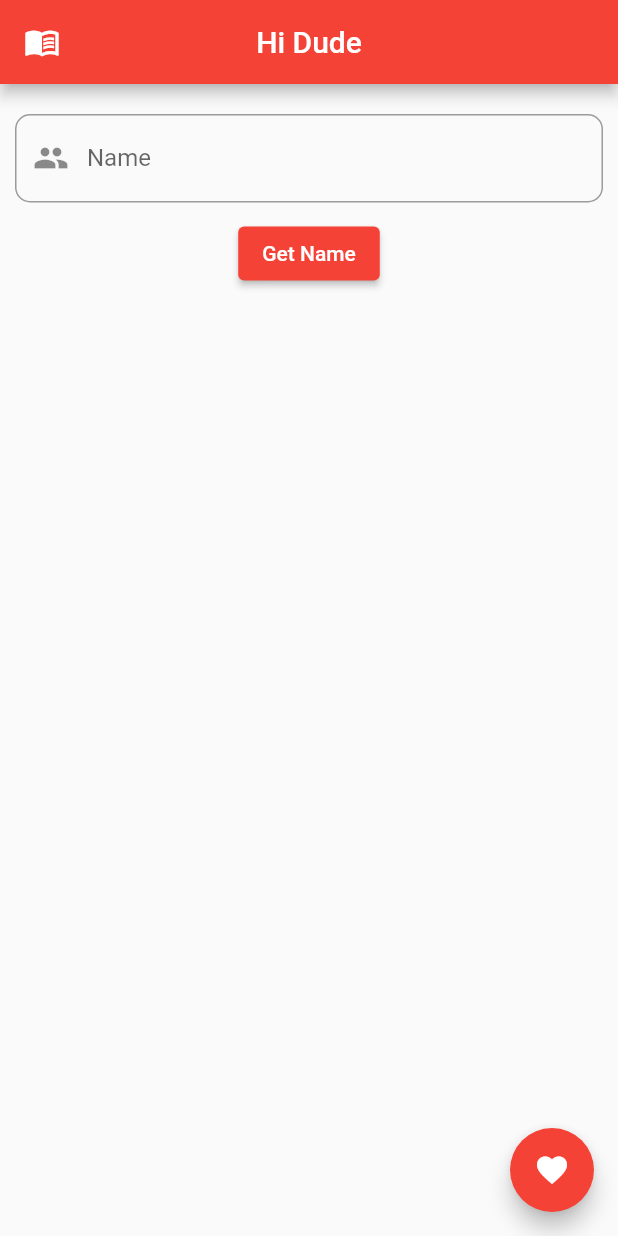
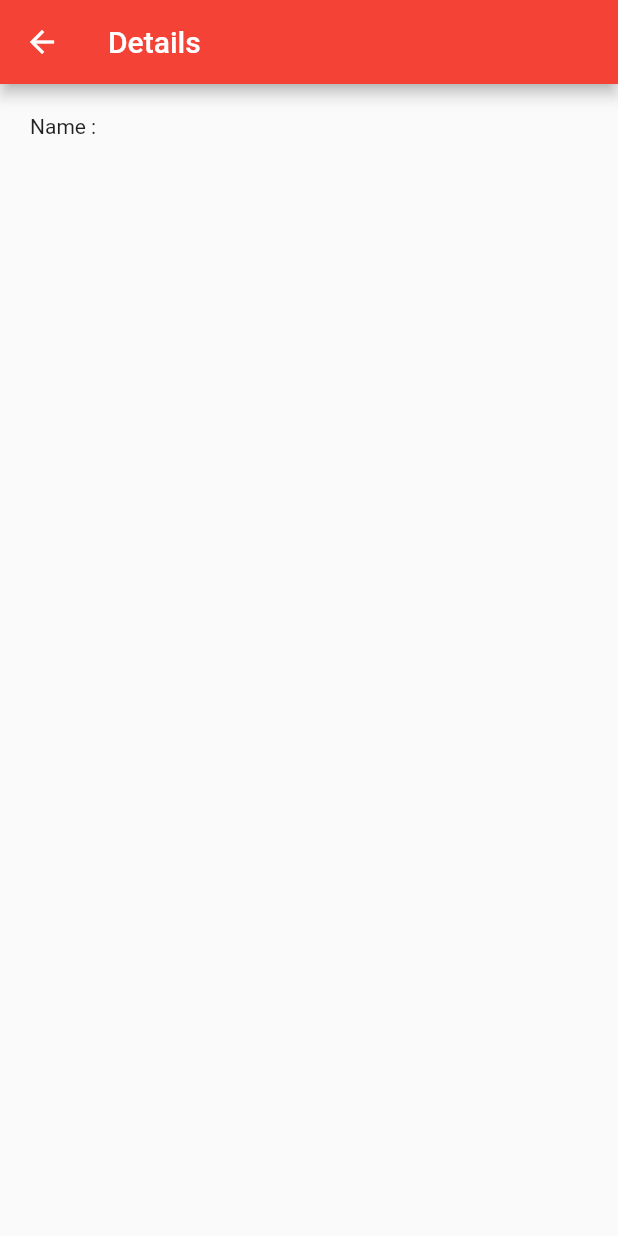
Before and after one commit to BoppeCharan/FlutterPractice, a Flutter app: the screen it shows after launch, after a tap on "Get Name", on a phone screen of 412 x 824 dp. Run offline on Flutter 3.47's test engine with Material 2 defaults, Android fonts, the phone set to English and light mode, and no system bars; our stand-ins replace fluttertoast.

Commit message:
Added Page Navigation with data

```diff
--- a/lib/screens/page_one.dart
+++ b/lib/screens/page_one.dart
@@ -2,6 +2,7 @@
 
 import 'package:flutter/material.dart';
 import 'package:fluttertoast/fluttertoast.dart';
+import 'package:hello_world/screens/page_two.dart';
 
 // ignore: camel_case_types
 class Page_One extends StatelessWidget {
@@ -48,16 +49,13 @@ class Page_One extends StatelessWidget {
         timeInSecForIosWeb: 1,
         backgroundColor: Colors.red,
         textColor: Colors.white,
-        fontSize: 16.0
-    );
+        fontSize: 16.0);
   }
 
-  _showAlertDialouge(context){
-
-    var alertDialouge =  AlertDialog(
+  _showAlertDialouge(context) {
+    var alertDialouge = AlertDialog(
       title: const Text("Thanks!"),
       content: const Text("Much need this Kind of LOVE"),
-
       actions: [
         GestureDetector(
           child: const Text('Close'),
@@ -68,9 +66,11 @@ class Page_One extends StatelessWidget {
       ],
     );
 
-    showDialog(context: context, builder: (BuildContext context) {
-      return alertDialouge;
-    });
+    showDialog(
+        context: context,
+        builder: (BuildContext context) {
+          return alertDialouge;
+        });
   }
 }
 
@@ -104,8 +104,12 @@ class MyBodyText extends StatelessWidget {
           const SizedBox(height: 10),
           ElevatedButton(
             onPressed: () {
-              print("Entered Name is : " + controller.text);
-              controller.clear();
+              Navigator.push(
+                  context,
+                  MaterialPageRoute(
+                      builder: (context) =>
+                          SecondScreen(name: controller.text)));
+              // controller.clear();
             },
             child: const Text("Get Name"),
           )
--- /dev/null
+++ b/lib/screens/page_two.dart
@@ -0,0 +1,22 @@
+import 'package:flutter/material.dart';
+
+// ignore: must_be_immutable
+class SecondScreen extends StatelessWidget {
+  String name;
+  SecondScreen({super.key, required this.name});
+
+  @override
+  Widget build(BuildContext context) {
+    return Scaffold(
+      appBar: AppBar(
+        title: const Text("Details"),
+      ),
+      body: Container(
+        margin: const EdgeInsets.all(20.0),
+        child: Column(children: [
+          Text("Name : $name"),
+        ]),
+      ),
+    );
+  }
+}
```
